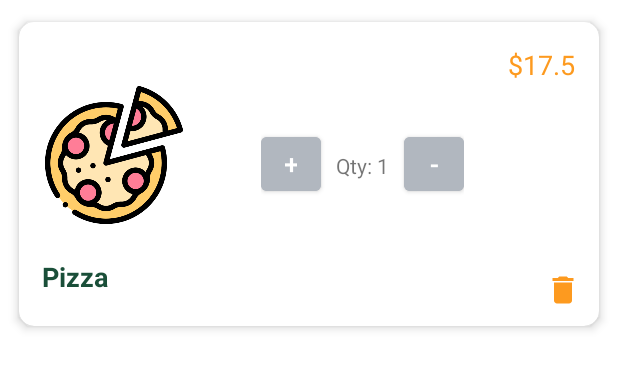
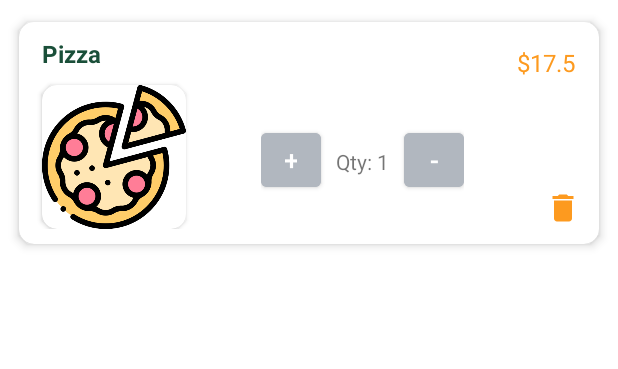
Before and after one commit to adry9204/RallyApp, an Android app: the layout cart_item_layout.xml on its own in the app's theme, with its tools: preview values and no code run, on a phone screen of 412 x 824 dp. Shown: the top 369 px of the screen. Run offline under Robolectric (Android 15) with nearby library versions, the phone set to English and light mode, and no system bars.

Commit message:
some layout changes

```diff
--- a/app/src/main/res/layout/cart_item_layout.xml
+++ b/app/src/main/res/layout/cart_item_layout.xml
@@ -23,31 +23,39 @@
         <TextView
             android:id="@+id/shopping_cart_cart_status"
             android:text=""
-            android:textSize="18sp"
+            android:textSize="14sp"
             android:textColor="@color/warning_yellow"
-            app:layout_constraintTop_toTopOf="parent"
+            app:layout_constraintBottom_toBottomOf="@id/cart_list_item_card_image_holder"
+            app:layout_constraintStart_toEndOf="@id/cart_list_item_card_image_holder"
+            android:layout_marginStart="10dp"
+            android:layout_width="wrap_content"
+            android:layout_height="wrap_content"/>
+
+        <androidx.cardview.widget.CardView
+            android:id="@+id/cart_list_item_card_image_holder"
             app:layout_constraintStart_toStartOf="parent"
-            android:layout_marginTop="5dp"
-            android:layout_marginStart="5dp"
-            android:layout_width="wrap_content"
-            android:layout_height="30dp"/>
-
-        <ImageView
-            android:id="@+id/shopping_cart_cardview_image"
+            app:layout_constraintTop_toBottomOf="@id/gridview_image_title"
+            app:layout_constraintBottom_toBottomOf="parent"
             android:layout_width="96dp"
             android:layout_height="96dp"
             android:layout_marginStart="15dp"
-            android:layout_marginTop="5dp"
-            android:padding="2dp"
-            android:scaleType="fitCenter"
-            android:src="@drawable/pizza"
-            app:layout_constraintStart_toStartOf="parent"
-            app:layout_constraintTop_toBottomOf="@id/shopping_cart_cart_status" />
+            android:layout_marginTop="10dp"
+            app:cardCornerRadius="10dp">
+
+            <ImageView
+                android:id="@+id/shopping_cart_cardview_image"
+                android:layout_width="match_parent"
+                android:layout_height="match_parent"
+                android:scaleType="centerCrop"
+                android:src="@drawable/pizza"
+                app:layout_constraintStart_toStartOf="parent"
+                app:layout_constraintTop_toBottomOf="@id/shopping_cart_cart_status" />
+        </androidx.cardview.widget.CardView>
 
         <LinearLayout
             android:layout_width="wrap_content"
             android:layout_height="wrap_content"
-            app:layout_constraintStart_toEndOf="@id/shopping_cart_cardview_image"
+            app:layout_constraintStart_toEndOf="@id/cart_list_item_card_image_holder"
             app:layout_constraintTop_toBottomOf="@id/shopping_cart_cardview_price"
             android:layout_marginLeft="50dp"
             android:orientation="horizontal"
@@ -85,15 +93,14 @@
             android:layout_marginStart="15dp"
             android:layout_marginTop="10dp"
             android:layout_marginBottom="10dp"
-            android:lines="2"
             android:gravity="center"
             android:text="Pizza"
             android:textAlignment="center"
             android:textColor="@color/green"
-            android:textSize="18sp"
+            android:textSize="16sp"
             android:textStyle="bold"
             app:layout_constraintStart_toStartOf="parent"
-            app:layout_constraintTop_toBottomOf="@id/shopping_cart_cardview_image"/>
+            app:layout_constraintTop_toTopOf="parent"/>
 
 
         <ImageButton
@@ -115,7 +122,7 @@
             android:layout_marginEnd="16dp"
             android:text="$17.5"
             android:textColor="@color/orange"
-            android:textSize="18sp"
+            android:textSize="16sp"
             app:layout_constraintEnd_toEndOf="parent"
             app:layout_constraintTop_toTopOf="parent" />
 
```
Also changed, not shown: app/src/main/res/layout/activity_plate_detail.xml (+21 -13 lines), app/src/main/res/layout/order_items_list_item.xml (+15 -5 lines), app/src/main/res/layout/recycler_item_layout.xml (+19 -7 lines).
